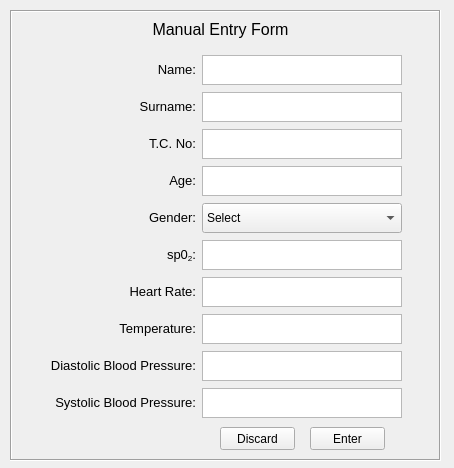
This is ui_files/ManualEntryWindow.ui in bburakcetinkaya/e-triyaj-ui as Qt 5 draws it before an edit. The edited form follows.
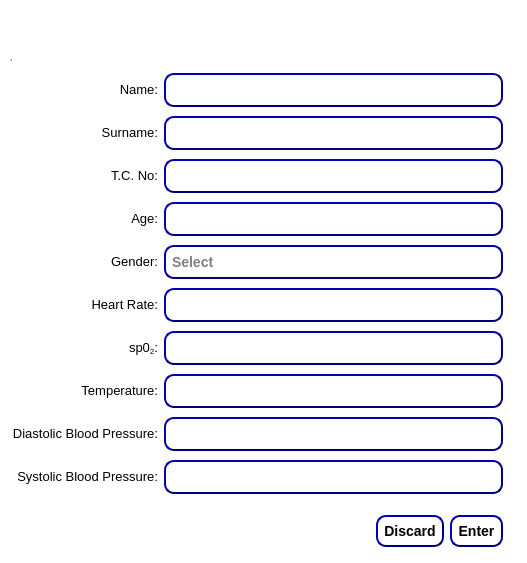
This is the edited form. Icons and pictures are not drawn.

The edit to the form file:
```diff
--- a/ui_files/ManualEntryWindow.ui
+++ b/ui_files/ManualEntryWindow.ui
@@ -6,379 +6,444 @@
    <rect>
     <x>0</x>
     <y>0</y>
-    <width>454</width>
-    <height>468</height>
+    <width>527</width>
+    <height>563</height>
    </rect>
   </property>
+  <property name="sizePolicy">
+   <sizepolicy hsizetype="Fixed" vsizetype="Fixed">
+    <horstretch>0</horstretch>
+    <verstretch>0</verstretch>
+   </sizepolicy>
+  </property>
   <property name="minimumSize">
    <size>
-    <width>454</width>
-    <height>468</height>
+    <width>0</width>
+    <height>0</height>
    </size>
   </property>
   <property name="maximumSize">
    <size>
-    <width>454</width>
-    <height>468</height>
+    <width>16777215</width>
+    <height>16777215</height>
    </size>
   </property>
   <property name="windowTitle">
    <string>Manual Entry</string>
   </property>
-  <widget class="QFrame" name="frame">
+  <property name="styleSheet">
+   <string notr="true">background-color: rgb(255, 255, 255);</string>
+  </property>
+  <widget class="Line" name="line">
    <property name="geometry">
     <rect>
      <x>10</x>
-     <y>10</y>
-     <width>431</width>
-     <height>451</height>
+     <y>50</y>
+     <width>491</width>
+     <height>16</height>
     </rect>
    </property>
-   <property name="frameShape">
-    <enum>QFrame::Box</enum>
-   </property>
    <property name="frameShadow">
-    <enum>QFrame::Sunken</enum>
+    <enum>QFrame::Raised</enum>
    </property>
-   <widget class="QLabel" name="label_11">
-    <property name="geometry">
-     <rect>
-      <x>20</x>
-      <y>10</y>
-      <width>381</width>
-      <height>20</height>
-     </rect>
-    </property>
-    <property name="text">
-     <string>&lt;html&gt;&lt;head/&gt;&lt;body&gt;&lt;p align=&quot;center&quot;&gt;&lt;span style=&quot; font-size:12pt;&quot;&gt;Manual Entry Form&lt;/span&gt;&lt;/p&gt;&lt;/body&gt;&lt;/html&gt;</string>
-    </property>
-   </widget>
-   <widget class="QPushButton" name="manualEntryEnterButton">
-    <property name="geometry">
-     <rect>
-      <x>300</x>
-      <y>417</y>
-      <width>75</width>
-      <height>23</height>
-     </rect>
-    </property>
-    <property name="text">
-     <string>Enter</string>
-    </property>
-   </widget>
-   <widget class="QPushButton" name="manualEntryDiscardButton">
-    <property name="geometry">
-     <rect>
-      <x>210</x>
-      <y>417</y>
-      <width>75</width>
-      <height>23</height>
-     </rect>
-    </property>
-    <property name="text">
-     <string>Discard</string>
-    </property>
-   </widget>
-   <widget class="QWidget" name="formLayoutWidget">
-    <property name="geometry">
-     <rect>
-      <x>40</x>
-      <y>40</y>
-      <width>361</width>
-      <height>370</height>
-     </rect>
-    </property>
-    <layout class="QFormLayout" name="formLayout">
-     <item row="0" column="0">
-      <layout class="QVBoxLayout" name="verticalLayout_2">
-       <property name="spacing">
-        <number>7</number>
+   <property name="lineWidth">
+    <number>2</number>
+   </property>
+   <property name="midLineWidth">
+    <number>1</number>
+   </property>
+   <property name="orientation">
+    <enum>Qt::Horizontal</enum>
+   </property>
+  </widget>
+  <widget class="QLabel" name="label_2">
+   <property name="geometry">
+    <rect>
+     <x>12</x>
+     <y>12</y>
+     <width>503</width>
+     <height>51</height>
+    </rect>
+   </property>
+   <property name="text">
+    <string/>
+   </property>
+   <property name="pixmap">
+    <pixmap>../logo/e-triage_manual_entry_form.png</pixmap>
+   </property>
+  </widget>
+  <widget class="QWidget" name="">
+   <property name="geometry">
+    <rect>
+     <x>12</x>
+     <y>70</y>
+     <width>491</width>
+     <height>435</height>
+    </rect>
+   </property>
+   <layout class="QGridLayout" name="gridLayout_2">
+    <item row="0" column="0">
+     <widget class="QLabel" name="nameLabel">
+      <property name="text">
+       <string>&lt;html&gt;&lt;head/&gt;&lt;body&gt;&lt;p align=&quot;right&quot;&gt;&lt;span style=&quot; font-size:10pt;&quot;&gt;Name:&lt;/span&gt;&lt;/p&gt;&lt;/body&gt;&lt;/html&gt;</string>
+      </property>
+     </widget>
+    </item>
+    <item row="2" column="0">
+     <widget class="QLabel" name="tcLabel">
+      <property name="text">
+       <string>&lt;html&gt;&lt;head/&gt;&lt;body&gt;&lt;p align=&quot;right&quot;&gt;&lt;span style=&quot; font-size:10pt;&quot;&gt;T.C. No:&lt;/span&gt;&lt;/p&gt;&lt;/body&gt;&lt;/html&gt;</string>
+      </property>
+     </widget>
+    </item>
+    <item row="8" column="0">
+     <widget class="QLabel" name="diastBPLabel">
+      <property name="text">
+       <string>&lt;html&gt;&lt;head/&gt;&lt;body&gt;&lt;p align=&quot;right&quot;&gt;&lt;span style=&quot; font-size:10pt;&quot;&gt;Diastolic Blood Pressure:&lt;/span&gt;&lt;/p&gt;&lt;/body&gt;&lt;/html&gt;</string>
+      </property>
+     </widget>
+    </item>
+    <item row="6" column="0">
+     <widget class="QLabel" name="spo2Label">
+      <property name="text">
+       <string>&lt;html&gt;&lt;head/&gt;&lt;body&gt;&lt;p align=&quot;right&quot;&gt;&lt;span style=&quot; font-size:10pt;&quot;&gt;sp0&lt;/span&gt;&lt;span style=&quot; font-size:10pt; vertical-align:sub;&quot;&gt;2&lt;/span&gt;&lt;span style=&quot; font-size:10pt;&quot;&gt;:&lt;/span&gt;&lt;/p&gt;&lt;/body&gt;&lt;/html&gt;</string>
+      </property>
+     </widget>
+    </item>
+    <item row="9" column="0">
+     <widget class="QLabel" name="sysBPLabel">
+      <property name="text">
+       <string>&lt;html&gt;&lt;head/&gt;&lt;body&gt;&lt;p align=&quot;right&quot;&gt;&lt;span style=&quot; font-size:10pt;&quot;&gt;Systolic Blood Pressure:&lt;/span&gt;&lt;/p&gt;&lt;/body&gt;&lt;/html&gt;</string>
+      </property>
+     </widget>
+    </item>
+    <item row="3" column="0">
+     <widget class="QLabel" name="ageLabel">
+      <property name="text">
+       <string>&lt;html&gt;&lt;head/&gt;&lt;body&gt;&lt;p align=&quot;right&quot;&gt;&lt;span style=&quot; font-size:10pt;&quot;&gt;Age:&lt;/span&gt;&lt;/p&gt;&lt;/body&gt;&lt;/html&gt;</string>
+      </property>
+     </widget>
+    </item>
+    <item row="4" column="0">
+     <widget class="QLabel" name="genderLabel">
+      <property name="text">
+       <string>&lt;html&gt;&lt;head/&gt;&lt;body&gt;&lt;p align=&quot;right&quot;&gt;&lt;span style=&quot; font-size:10pt;&quot;&gt;Gender:&lt;/span&gt;&lt;/p&gt;&lt;/body&gt;&lt;/html&gt;</string>
+      </property>
+     </widget>
+    </item>
+    <item row="5" column="0">
+     <widget class="QLabel" name="heartRateLabel">
+      <property name="text">
+       <string>&lt;html&gt;&lt;head/&gt;&lt;body&gt;&lt;p align=&quot;right&quot;&gt;&lt;span style=&quot; font-size:10pt;&quot;&gt;Heart Rate:&lt;/span&gt;&lt;/p&gt;&lt;/body&gt;&lt;/html&gt;</string>
+      </property>
+     </widget>
+    </item>
+    <item row="4" column="1">
+     <widget class="QComboBox" name="genderComboBox">
+      <property name="contextMenuPolicy">
+       <enum>Qt::CustomContextMenu</enum>
+      </property>
+      <property name="styleSheet">
+       <string notr="true">QComboBox{
+    background-color:  rgb(255,255,255);
+    border-style: outset;
+    border-width: 2px;
+    border-radius: 10px;
+    border-color: rgb(0, 0, 120);
+    font: bold 14px;
+	color: grey;
+    min-width: 10em;
+    padding: 6px;
+}
+QComboBox::drop-down 
+{
+    border: 0px; /* This seems to replace the whole arrow of the combo box */
+}
+QComboBox::down-arrow {
+    image: url(../logo/down_arrow.png);
+    width: 14px;
+    height: 14px;
+}</string>
+      </property>
+      <property name="iconSize">
+       <size>
+        <width>16</width>
+        <height>16</height>
+       </size>
+      </property>
+      <property name="frame">
+       <bool>false</bool>
+      </property>
+      <item>
+       <property name="text">
+        <string>Select</string>
        </property>
-       <property name="sizeConstraint">
-        <enum>QLayout::SetFixedSize</enum>
+      </item>
+      <item>
+       <property name="text">
+        <string>MALE</string>
        </property>
-       <property name="topMargin">
-        <number>4</number>
+       <property name="icon">
+        <iconset>
+         <normaloff>../logo/male_gender.png</normaloff>../logo/male_gender.png</iconset>
        </property>
-       <item>
-        <widget class="QLabel" name="label">
-         <property name="text">
-          <string>&lt;html&gt;&lt;head/&gt;&lt;body&gt;&lt;p align=&quot;right&quot;&gt;&lt;span style=&quot; font-size:10pt;&quot;&gt;Name:&lt;/span&gt;&lt;/p&gt;&lt;/body&gt;&lt;/html&gt;</string>
-         </property>
-        </widget>
-       </item>
-       <item>
-        <widget class="QLabel" name="label_2">
-         <property name="text">
-          <string>&lt;html&gt;&lt;head/&gt;&lt;body&gt;&lt;p align=&quot;right&quot;&gt;&lt;span style=&quot; font-size:10pt;&quot;&gt;Surname:&lt;/span&gt;&lt;/p&gt;&lt;/body&gt;&lt;/html&gt;</string>
-         </property>
-        </widget>
-       </item>
-       <item>
-        <widget class="QLabel" name="label_3">
-         <property name="text">
-          <string>&lt;html&gt;&lt;head/&gt;&lt;body&gt;&lt;p align=&quot;right&quot;&gt;&lt;span style=&quot; font-size:10pt;&quot;&gt;T.C. No:&lt;/span&gt;&lt;/p&gt;&lt;/body&gt;&lt;/html&gt;</string>
-         </property>
-        </widget>
-       </item>
-       <item>
-        <widget class="QLabel" name="label_4">
-         <property name="text">
-          <string>&lt;html&gt;&lt;head/&gt;&lt;body&gt;&lt;p align=&quot;right&quot;&gt;&lt;span style=&quot; font-size:10pt;&quot;&gt;Age:&lt;/span&gt;&lt;/p&gt;&lt;/body&gt;&lt;/html&gt;</string>
-         </property>
-        </widget>
-       </item>
-       <item>
-        <widget class="QLabel" name="label_5">
-         <property name="text">
-          <string>&lt;html&gt;&lt;head/&gt;&lt;body&gt;&lt;p align=&quot;right&quot;&gt;&lt;span style=&quot; font-size:10pt;&quot;&gt;Gender:&lt;/span&gt;&lt;/p&gt;&lt;/body&gt;&lt;/html&gt;</string>
-         </property>
-        </widget>
-       </item>
-       <item>
-        <widget class="QLabel" name="label_6">
-         <property name="text">
-          <string>&lt;html&gt;&lt;head/&gt;&lt;body&gt;&lt;p align=&quot;right&quot;&gt;&lt;span style=&quot; font-size:10pt;&quot;&gt;sp0&lt;/span&gt;&lt;span style=&quot; font-size:10pt; vertical-align:sub;&quot;&gt;2&lt;/span&gt;&lt;span style=&quot; font-size:10pt;&quot;&gt;:&lt;/span&gt;&lt;/p&gt;&lt;/body&gt;&lt;/html&gt;</string>
-         </property>
-        </widget>
-       </item>
-       <item>
-        <widget class="QLabel" name="label_7">
-         <property name="text">
-          <string>&lt;html&gt;&lt;head/&gt;&lt;body&gt;&lt;p align=&quot;right&quot;&gt;&lt;span style=&quot; font-size:10pt;&quot;&gt;Heart Rate:&lt;/span&gt;&lt;/p&gt;&lt;/body&gt;&lt;/html&gt;</string>
-         </property>
-        </widget>
-       </item>
-       <item>
-        <widget class="QLabel" name="label_10">
-         <property name="text">
-          <string>&lt;html&gt;&lt;head/&gt;&lt;body&gt;&lt;p align=&quot;right&quot;&gt;&lt;span style=&quot; font-size:10pt;&quot;&gt;Temperature:&lt;/span&gt;&lt;/p&gt;&lt;/body&gt;&lt;/html&gt;</string>
-         </property>
-        </widget>
-       </item>
-       <item>
-        <widget class="QLabel" name="label_9">
-         <property name="text">
-          <string>&lt;html&gt;&lt;head/&gt;&lt;body&gt;&lt;p align=&quot;right&quot;&gt;&lt;span style=&quot; font-size:10pt;&quot;&gt;Diastolic Blood Pressure:&lt;/span&gt;&lt;/p&gt;&lt;/body&gt;&lt;/html&gt;</string>
-         </property>
-        </widget>
-       </item>
-       <item>
-        <widget class="QLabel" name="label_8">
-         <property name="text">
-          <string>&lt;html&gt;&lt;head/&gt;&lt;body&gt;&lt;p align=&quot;right&quot;&gt;&lt;span style=&quot; font-size:10pt;&quot;&gt;Systolic Blood Pressure:&lt;/span&gt;&lt;/p&gt;&lt;/body&gt;&lt;/html&gt;</string>
-         </property>
-        </widget>
-       </item>
-      </layout>
-     </item>
-     <item row="0" column="1">
-      <layout class="QVBoxLayout" name="manualEntryVLayout">
-       <property name="spacing">
-        <number>7</number>
+      </item>
+      <item>
+       <property name="text">
+        <string>FEMALE</string>
        </property>
-       <property name="sizeConstraint">
-        <enum>QLayout::SetFixedSize</enum>
+       <property name="icon">
+        <iconset>
+         <normaloff>../logo/female_gender.png</normaloff>../logo/female_gender.png</iconset>
        </property>
-       <property name="topMargin">
-        <number>4</number>
-       </property>
-       <item>
-        <widget class="QTextEdit" name="nameEdit">
-         <property name="minimumSize">
-          <size>
-           <width>200</width>
-           <height>30</height>
-          </size>
-         </property>
-         <property name="maximumSize">
-          <size>
-           <width>200</width>
-           <height>30</height>
-          </size>
-         </property>
-         <property name="html">
-          <string>&lt;!DOCTYPE HTML PUBLIC &quot;-//W3C//DTD HTML 4.0//EN&quot; &quot;http://www.w3.org/TR/REC-html40/strict.dtd&quot;&gt;
-&lt;html&gt;&lt;head&gt;&lt;meta name=&quot;qrichtext&quot; content=&quot;1&quot; /&gt;&lt;style type=&quot;text/css&quot;&gt;
-p, li { white-space: pre-wrap; }
-&lt;/style&gt;&lt;/head&gt;&lt;body style=&quot; font-family:'MS Shell Dlg 2'; font-size:8.25pt; font-weight:400; font-style:normal;&quot;&gt;
-&lt;p style=&quot;-qt-paragraph-type:empty; margin-top:0px; margin-bottom:0px; margin-left:0px; margin-right:0px; -qt-block-indent:0; text-indent:0px;&quot;&gt;&lt;br /&gt;&lt;/p&gt;&lt;/body&gt;&lt;/html&gt;</string>
-         </property>
-        </widget>
-       </item>
-       <item>
-        <widget class="QTextEdit" name="surnameEdit">
-         <property name="minimumSize">
-          <size>
-           <width>200</width>
-           <height>30</height>
-          </size>
-         </property>
-         <property name="maximumSize">
-          <size>
-           <width>200</width>
-           <height>30</height>
-          </size>
-         </property>
-         <property name="html">
-          <string>&lt;!DOCTYPE HTML PUBLIC &quot;-//W3C//DTD HTML 4.0//EN&quot; &quot;http://www.w3.org/TR/REC-html40/strict.dtd&quot;&gt;
-&lt;html&gt;&lt;head&gt;&lt;meta name=&quot;qrichtext&quot; content=&quot;1&quot; /&gt;&lt;style type=&quot;text/css&quot;&gt;
-p, li { white-space: pre-wrap; }
-&lt;/style&gt;&lt;/head&gt;&lt;body style=&quot; font-family:'MS Shell Dlg 2'; font-size:8.25pt; font-weight:400; font-style:normal;&quot;&gt;
-&lt;p style=&quot;-qt-paragraph-type:empty; margin-top:0px; margin-bottom:0px; margin-left:0px; margin-right:0px; -qt-block-indent:0; text-indent:0px;&quot;&gt;&lt;br /&gt;&lt;/p&gt;&lt;/body&gt;&lt;/html&gt;</string>
-         </property>
-        </widget>
-       </item>
-       <item>
-        <widget class="QPlainTextEdit" name="tcEdit">
-         <property name="minimumSize">
-          <size>
-           <width>200</width>
-           <height>30</height>
-          </size>
-         </property>
-         <property name="maximumSize">
-          <size>
-           <width>200</width>
-           <height>30</height>
-          </size>
-         </property>
-        </widget>
-       </item>
-       <item>
-        <widget class="QTextEdit" name="ageEdit">
-         <property name="minimumSize">
-          <size>
-           <width>200</width>
-           <height>30</height>
-          </size>
-         </property>
-         <property name="maximumSize">
-          <size>
-           <width>200</width>
-           <height>30</height>
-          </size>
-         </property>
-        </widget>
-       </item>
-       <item>
-        <widget class="QComboBox" name="genderComboBox">
-         <property name="minimumSize">
-          <size>
-           <width>200</width>
-           <height>30</height>
-          </size>
-         </property>
-         <property name="maximumSize">
-          <size>
-           <width>200</width>
-           <height>30</height>
-          </size>
-         </property>
-         <property name="editable">
-          <bool>false</bool>
-         </property>
-         <item>
-          <property name="text">
-           <string>Select</string>
-          </property>
-         </item>
-         <item>
-          <property name="text">
-           <string>Male</string>
-          </property>
-         </item>
-         <item>
-          <property name="text">
-           <string>Female</string>
-          </property>
-         </item>
-        </widget>
-       </item>
-       <item>
-        <widget class="QTextEdit" name="spO2Edit">
-         <property name="minimumSize">
-          <size>
-           <width>200</width>
-           <height>30</height>
-          </size>
-         </property>
-         <property name="maximumSize">
-          <size>
-           <width>200</width>
-           <height>30</height>
-          </size>
-         </property>
-        </widget>
-       </item>
-       <item>
-        <widget class="QTextEdit" name="heartRateEdit">
-         <property name="minimumSize">
-          <size>
-           <width>200</width>
-           <height>30</height>
-          </size>
-         </property>
-         <property name="maximumSize">
-          <size>
-           <width>200</width>
-           <height>30</height>
-          </size>
-         </property>
-        </widget>
-       </item>
-       <item>
-        <widget class="QPlainTextEdit" name="temperatureEdit">
-         <property name="minimumSize">
-          <size>
-           <width>200</width>
-           <height>30</height>
-          </size>
-         </property>
-         <property name="maximumSize">
-          <size>
-           <width>200</width>
-           <height>30</height>
-          </size>
-         </property>
-        </widget>
-       </item>
-       <item>
-        <widget class="QPlainTextEdit" name="systolicBpEdit">
-         <property name="minimumSize">
-          <size>
-           <width>200</width>
-           <height>30</height>
-          </size>
-         </property>
-         <property name="maximumSize">
-          <size>
-           <width>200</width>
-           <height>30</height>
-          </size>
-         </property>
-        </widget>
-       </item>
-       <item>
-        <widget class="QTextEdit" name="diastolicBpEdit">
-         <property name="minimumSize">
-          <size>
-           <width>200</width>
-           <height>30</height>
-          </size>
-         </property>
-         <property name="maximumSize">
-          <size>
-           <width>200</width>
-           <height>30</height>
-          </size>
-         </property>
-        </widget>
-       </item>
-      </layout>
-     </item>
-    </layout>
-   </widget>
+      </item>
+     </widget>
+    </item>
+    <item row="1" column="0">
+     <widget class="QLabel" name="surnameLabel">
+      <property name="text">
+       <string>&lt;html&gt;&lt;head/&gt;&lt;body&gt;&lt;p align=&quot;right&quot;&gt;&lt;span style=&quot; font-size:10pt;&quot;&gt;Surname:&lt;/span&gt;&lt;/p&gt;&lt;/body&gt;&lt;/html&gt;</string>
+      </property>
+     </widget>
+    </item>
+    <item row="7" column="0">
+     <widget class="QLabel" name="temperatureLabel">
+      <property name="text">
+       <string>&lt;html&gt;&lt;head/&gt;&lt;body&gt;&lt;p align=&quot;right&quot;&gt;&lt;span style=&quot; font-size:10pt;&quot;&gt;Temperature:&lt;/span&gt;&lt;/p&gt;&lt;/body&gt;&lt;/html&gt;</string>
+      </property>
+     </widget>
+    </item>
+    <item row="0" column="1">
+     <widget class="QLineEdit" name="nameEdit">
+      <property name="styleSheet">
+       <string notr="true">QLineEdit {
+    background-color:  rgb(255,255,255);
+    border-style: outset;
+    border-width: 2px;
+    border-radius: 10px;
+    border-color: rgb(0, 0, 120);
+    font: bold 14px;
+	color: black;
+    min-width: 5em;
+    padding: 6px;
+}</string>
+      </property>
+     </widget>
+    </item>
+    <item row="1" column="1">
+     <widget class="QLineEdit" name="surnameEdit">
+      <property name="styleSheet">
+       <string notr="true">QLineEdit {
+    background-color:  rgb(255,255,255);
+    border-style: outset;
+    border-width: 2px;
+    border-radius: 10px;
+    border-color: rgb(0, 0, 120);
+    font: bold 14px;
+	color: black;
+    min-width: 5em;
+    padding: 6px;
+}</string>
+      </property>
+     </widget>
+    </item>
+    <item row="2" column="1">
+     <widget class="QLineEdit" name="tcEdit">
+      <property name="styleSheet">
+       <string notr="true">QLineEdit {
+    background-color:  rgb(255,255,255);
+    border-style: outset;
+    border-width: 2px;
+    border-radius: 10px;
+    border-color: rgb(0, 0, 120);
+    font: bold 14px;
+	color: black;
+    min-width: 5em;
+    padding: 6px;
+}</string>
+      </property>
+     </widget>
+    </item>
+    <item row="3" column="1">
+     <widget class="QLineEdit" name="ageEdit">
+      <property name="styleSheet">
+       <string notr="true">QLineEdit {
+    background-color:  rgb(255,255,255);
+    border-style: outset;
+    border-width: 2px;
+    border-radius: 10px;
+    border-color: rgb(0, 0, 120);
+    font: bold 14px;
+	color: black;
+    min-width: 5em;
+    padding: 6px;
+}</string>
+      </property>
+     </widget>
+    </item>
+    <item row="5" column="1">
+     <widget class="QLineEdit" name="heartRateEdit">
+      <property name="styleSheet">
+       <string notr="true">QLineEdit {
+    background-color:  rgb(255,255,255);
+    border-style: outset;
+    border-width: 2px;
+    border-radius: 10px;
+    border-color: rgb(0, 0, 120);
+    font: bold 14px;
+	color: black;
+    min-width: 5em;
+    padding: 6px;
+}</string>
+      </property>
+     </widget>
+    </item>
+    <item row="6" column="1">
+     <widget class="QLineEdit" name="spO2Edit">
+      <property name="styleSheet">
+       <string notr="true">QLineEdit {
+    background-color:  rgb(255,255,255);
+    border-style: outset;
+    border-width: 2px;
+    border-radius: 10px;
+    border-color: rgb(0, 0, 120);
+    font: bold 14px;
+	color: black;
+    min-width: 5em;
+    padding: 6px;
+}</string>
+      </property>
+     </widget>
+    </item>
+    <item row="7" column="1">
+     <widget class="QLineEdit" name="temperatureEdit">
+      <property name="styleSheet">
+       <string notr="true">QLineEdit {
+    background-color:  rgb(255,255,255);
+    border-style: outset;
+    border-width: 2px;
+    border-radius: 10px;
+    border-color: rgb(0, 0, 120);
+    font: bold 14px;
+	color: black;
+    min-width: 5em;
+    padding: 6px;
+}</string>
+      </property>
+     </widget>
+    </item>
+    <item row="8" column="1">
+     <widget class="QLineEdit" name="diastolicBpEdit">
+      <property name="styleSheet">
+       <string notr="true">QLineEdit {
+    background-color:  rgb(255,255,255);
+    border-style: outset;
+    border-width: 2px;
+    border-radius: 10px;
+    border-color: rgb(0, 0, 120);
+    font: bold 14px;
+	color: black;
+    min-width: 5em;
+    padding: 6px;
+}</string>
+      </property>
+     </widget>
+    </item>
+    <item row="9" column="1">
+     <widget class="QLineEdit" name="systolicBpEdit">
+      <property name="styleSheet">
+       <string notr="true">QLineEdit {
+    background-color:  rgb(255,255,255);
+    border-style: outset;
+    border-width: 2px;
+    border-radius: 10px;
+    border-color: rgb(0, 0, 120);
+    font: bold 14px;
+	color: black;
+    min-width: 5em;
+    padding: 6px;
+}</string>
+      </property>
+     </widget>
+    </item>
+   </layout>
+  </widget>
+  <widget class="QWidget" name="">
+   <property name="geometry">
+    <rect>
+     <x>12</x>
+     <y>512</y>
+     <width>491</width>
+     <height>39</height>
+    </rect>
+   </property>
+   <layout class="QGridLayout" name="gridLayout_4">
+    <item row="0" column="1">
+     <layout class="QGridLayout" name="gridLayout_5">
+      <item row="0" column="1">
+       <widget class="QPushButton" name="manualEntryEnterButton">
+        <property name="styleSheet">
+         <string notr="true">QPushButton {
+    background-color:  rgb(255,255,255);
+    border-style: outset;
+    border-width: 2px;
+    border-radius: 10px;
+    border-color: rgb(0, 0, 120);
+    font: bold 14px;
+	color: black;
+    min-width: 5em;
+    padding: 6px;
+}
+QPushButton:pressed {
+    background-color: rgb(0, 0, 150);
+    border-style: inset;
+}</string>
+        </property>
+        <property name="text">
+         <string>Enter</string>
+        </property>
+       </widget>
+      </item>
+      <item row="0" column="0">
+       <widget class="QPushButton" name="manualEntryDiscardButton">
+        <property name="styleSheet">
+         <string notr="true">QPushButton {
+    background-color:  rgb(255,255,255);
+    border-style: outset;
+    border-width: 2px;
+    border-radius: 10px;
+    border-color: rgb(0, 0, 120);
+    font: bold 14px;
+	color: black;
+    min-width: 5em;
+    padding: 6px;
+}
+QPushButton:pressed {
+    background-color: rgb(0, 0, 150);
+    border-style: inset;
+}</string>
+        </property>
+        <property name="text">
+         <string>Discard</string>
+        </property>
+       </widget>
+      </item>
+     </layout>
+    </item>
+    <item row="0" column="0">
+     <spacer name="horizontalSpacer_3">
+      <property name="orientation">
+       <enum>Qt::Horizontal</enum>
+      </property>
+      <property name="sizeHint" stdset="0">
+       <size>
+        <width>13</width>
+        <height>20</height>
+       </size>
+      </property>
+     </spacer>
+    </item>
+   </layout>
   </widget>
  </widget>
  <resources/>
```
